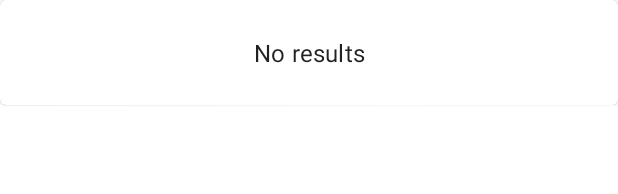
After one commit to SmartEmotions/padawan, an Android app: the layout user_not_foun_card.xml on its own in the app's theme, with its tools: preview values and no code run, on a phone screen of 412 x 824 dp. The commit adds this screen. Shown: the top 194 px of the screen. Run offline under Robolectric (Android 15) with nearby library versions, the phone set to English and light mode, and no system bars.

Commit message:
Add message no results, update capitalize post

```diff
--- a/app/build.gradle
+++ b/app/build.gradle
@@ -44,9 +44,12 @@ dependencies {
     implementation 'androidx.constraintlayout:constraintlayout:2.1.0'
     implementation 'androidx.navigation:navigation-fragment-ktx:2.3.5'
     implementation 'androidx.navigation:navigation-ui-ktx:2.3.5'
+    implementation 'androidx.recyclerview:recyclerview:1.3.0-alpha01'
 
+    // HTTP Client
     implementation "com.squareup.retrofit2:retrofit:2.9.0"
     implementation "com.squareup.retrofit2:converter-gson:2.9.0"
+    // Reactive implementation use on retrofit request
     implementation "org.jetbrains.kotlinx:kotlinx-coroutines-android:1.3.6"
 
     testImplementation 'junit:junit:4.13.2'
--- a/app/src/main/java/com/ceiba/padawan/store/ObjectBox.kt
+++ b/app/src/main/java/com/ceiba/padawan/store/ObjectBox.kt
@@ -10,6 +10,7 @@ object ObjectBox {
         private set
 
     fun init(context: Context) {
+        // TODO What are we going to do about migrations on schema ?
         store = MyObjectBox.builder().baseDirectory( context.filesDir ).name("{{name}}")
             .androidContext(context.applicationContext)
             .build()
--- a/app/src/main/res/layout/post_card.xml
+++ b/app/src/main/res/layout/post_card.xml
@@ -13,7 +13,8 @@
 
         <TextView
             android:id="@+id/title"
-            style="@style/MaterialAlertDialog.MaterialComponents.Title.Text"
+            style="@style/TextAppearance.MaterialComponents.Subtitle1"
+            android:textStyle="bold"
             android:layout_width="match_parent"
             android:layout_height="wrap_content"
             android:layout_marginStart="16dp"
--- /dev/null
+++ b/app/src/main/res/layout/user_not_foun_card.xml
@@ -0,0 +1,30 @@
+<?xml version="1.0" encoding="utf-8"?>
+<com.google.android.material.card.MaterialCardView
+    xmlns:android="http://schemas.android.com/apk/res/android"
+    xmlns:app="http://schemas.android.com/apk/res-auto"
+    android:layout_width="match_parent"
+    android:layout_height="wrap_content">
+
+    <androidx.constraintlayout.widget.ConstraintLayout
+        android:id="@+id/contentCard"
+        android:layout_width="match_parent"
+        android:layout_height="wrap_content"
+        android:orientation="vertical">
+
+        <TextView
+            android:id="@+id/user_not_found_label"
+            style="@style/TextAppearance.MaterialComponents.Subtitle1"
+            android:layout_width="wrap_content"
+            android:layout_height="wrap_content"
+            android:layout_marginStart="16dp"
+            android:layout_marginTop="24dp"
+            android:layout_marginEnd="16dp"
+            android:layout_marginBottom="24dp"
+            android:text="@string/user_not_found_label"
+            app:layout_constraintBottom_toBottomOf="parent"
+            app:layout_constraintEnd_toEndOf="parent"
+            app:layout_constraintStart_toStartOf="parent"
+            app:layout_constraintTop_toTopOf="parent" />
+    </androidx.constraintlayout.widget.ConstraintLayout>
+
+</com.google.android.material.card.MaterialCardView>
--- a/app/src/main/res/values/strings.xml
+++ b/app/src/main/res/values/strings.xml
@@ -7,4 +7,5 @@
 
     <string name="user_posts_loading_label">Loading post user…</string>
     <string name="user_loading_label">Loading users…</string>
+    <string name="user_not_found_label">No results</string>
 </resources>
--- a/build.gradle
+++ b/build.gradle
@@ -8,6 +8,7 @@ buildscript {
     dependencies {
         classpath "com.android.tools.build:gradle:7.0.2"
         classpath "org.jetbrains.kotlin:kotlin-gradle-plugin:1.5.31"
+        // Storage ObjectBox
         classpath "io.objectbox:objectbox-gradle-plugin:$objectboxVersion"
     }
 }
```
Also changed, not shown: app/src/main/java/com/ceiba/padawan/MainActivity.kt (+9 -1 lines), app/src/main/java/com/ceiba/padawan/adapters/PostsAdapter.kt (+13 -2 lines), app/src/main/java/com/ceiba/padawan/adapters/UsersSearchAdapter.kt (added, +34 -0 lines).
